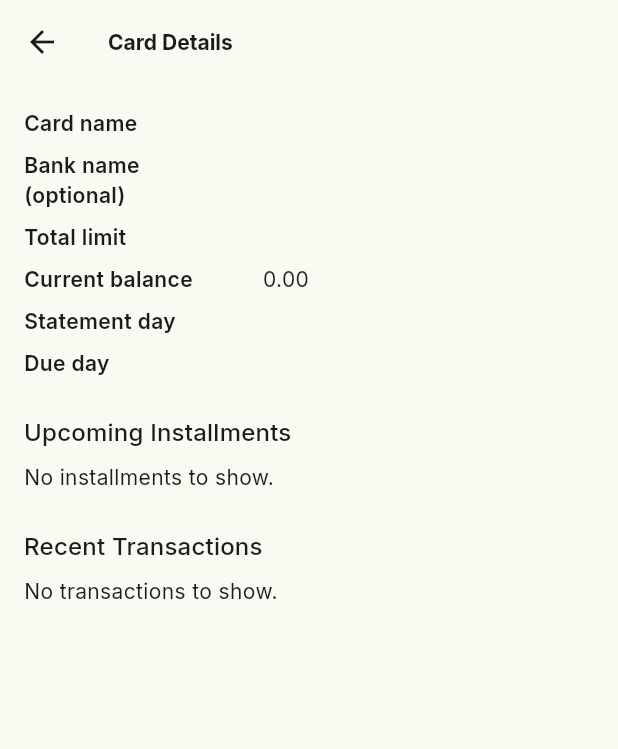
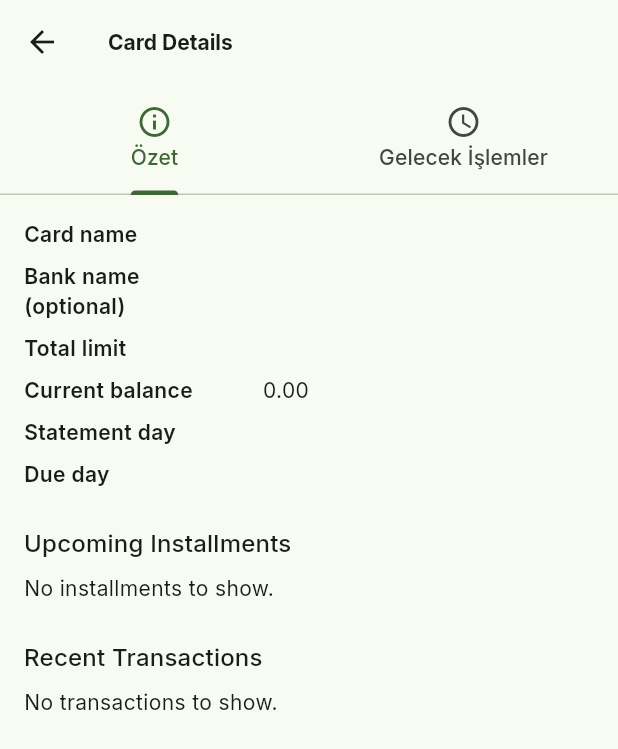
Before and after one commit to Rsuenos/Gelir_Gider, a Flutter app: the CreditCardDetailPage screen opened directly with empty values, on a phone screen of 412 x 824 dp. Shown: the top 749 px of the screen. Run offline on Flutter 3.47's test engine with Material 3 defaults, Android fonts, the phone set to English and light mode, and no system bars; our stand-ins replace easy_localization, fl_chart, flutter_riverpod, go_router, google_fonts, speech_to_text and 2 more; accounts and stored records are empty.

Commit message:
feat: Kart Detay + Gelecek İşlemler UI - Tab yapısı (Özet/Gelecek İşlemler) - Gelecek transaction'ları gösterim - Flow-based görseller (spend/payment) - Taksit bilgisi ile detaylar - upcomingTransactionsProvider ile data flow

```diff
--- a/lib/features/credit/credit_card_detail_page.dart
+++ b/lib/features/credit/credit_card_detail_page.dart
@@ -2,6 +2,7 @@ import 'package:easy_localization/easy_localization.dart';
 import 'package:flutter/material.dart';
 import 'package:flutter_riverpod/flutter_riverpod.dart';
 import 'package:gelir_gider/features/credit/data/credit_card_repository.dart';
+import 'package:gelir_gider/features/transactions/models/credit_card_transaction.dart';
 
 typedef CreditCardRecord = Map<String, dynamic>;
 typedef CreditCardDetailData = Map<String, dynamic>?;
@@ -17,10 +18,39 @@ final creditCardDetailProvider =
   },
 );
 
-class CreditCardDetailPage extends ConsumerWidget {
+// ignore: specify_nonobvious_property_types
+final upcomingTransactionsProvider =
+    FutureProvider.autoDispose.family<List<CreditCardTransaction>, String>(
+  (ref, cardId) async {
+    return CreditCardRepository.fetchUpcomingTransactions(cardId);
+  },
+);
+
+class CreditCardDetailPage extends ConsumerStatefulWidget {
   const CreditCardDetailPage({required this.cardId, super.key});
 
   final String cardId;
+
+  @override
+  ConsumerState<CreditCardDetailPage> createState() =>
+      _CreditCardDetailPageState();
+}
+
+class _CreditCardDetailPageState extends ConsumerState<CreditCardDetailPage>
+    with SingleTickerProviderStateMixin {
+  late TabController _tabController;
+
+  @override
+  void initState() {
+    super.initState();
+    _tabController = TabController(length: 2, vsync: this);
+  }
+
+  @override
+  void dispose() {
+    _tabController.dispose();
+    super.dispose();
+  }
 
   String _formatAmount(dynamic value) {
     if (value == null) return '-';
@@ -42,19 +72,41 @@ class CreditCardDetailPage extends ConsumerWidget {
   }
 
   @override
-  Widget build(BuildContext context, WidgetRef ref) {
-    final cardAsync = ref.watch(creditCardDetailProvider(cardId));
+  Widget build(BuildContext context) {
+    return DefaultTabController(
+      length: 2,
+      child: Scaffold(
+        appBar: AppBar(
+          title: Text(tr('credit.detailTitle')),
+          bottom: TabBar(
+            controller: _tabController,
+            tabs: const [
+              Tab(icon: Icon(Icons.info_outline), text: 'Özet'),
+              Tab(icon: Icon(Icons.schedule), text: 'Gelecek İşlemler'),
+            ],
+          ),
+        ),
+        body: TabBarView(
+          controller: _tabController,
+          children: [
+            // İlk Tab: Kart Özeti
+            _buildSummaryTab(),
+            // İkinci Tab: Gelecek İşlemler
+            _buildUpcomingTransactionsTab(),
+          ],
+        ),
+      ),
+    );
+  }
+
+  Widget _buildSummaryTab() {
+    final cardAsync = ref.watch(creditCardDetailProvider(widget.cardId));
 
     Future<void> refresh() async {
-      final future = ref.refresh(creditCardDetailProvider(cardId).future);
-      await future;
+      ref.refresh(creditCardDetailProvider(widget.cardId));
     }
 
-    return Scaffold(
-      appBar: AppBar(
-        title: Text(tr('credit.detailTitle')),
-      ),
-      body: RefreshIndicator(
+    return RefreshIndicator(
       onRefresh: refresh,
       child: cardAsync.when(
         data: (CreditCardDetailData data) {
@@ -144,8 +196,7 @@ class CreditCardDetailPage extends ConsumerWidget {
                     child: ListTile(
                       leading: const Icon(Icons.sync_alt_outlined),
                       title: Text(item['category']?.toString() ?? '-'),
-                        subtitle:
-                            Text(_formatDate(context, item['occurred_at'])),
+                      subtitle: Text(_formatDate(context, item['occurred_at'])),
                       trailing: Text(_formatAmount(item['amount'])),
                     ),
                   );
@@ -175,6 +226,110 @@ class CreditCardDetailPage extends ConsumerWidget {
           );
         },
       ),
+    );
+  }
+
+  Widget _buildUpcomingTransactionsTab() {
+    final upcomingAsync =
+        ref.watch(upcomingTransactionsProvider(widget.cardId));
+
+    return RefreshIndicator(
+      onRefresh: () async {
+        ref.refresh(upcomingTransactionsProvider(widget.cardId));
+      },
+      child: upcomingAsync.when(
+        data: (List<CreditCardTransaction> transactions) {
+          if (transactions.isEmpty) {
+            return ListView(
+              physics: const AlwaysScrollableScrollPhysics(),
+              padding: const EdgeInsets.all(16),
+              children: const [
+                Center(
+                  child: Column(
+                    mainAxisAlignment: MainAxisAlignment.center,
+                    children: [
+                      Icon(Icons.event_available, size: 64, color: Colors.grey),
+                      SizedBox(height: 16),
+                      Text('Gelecek işlem bulunmuyor',
+                          style: TextStyle(color: Colors.grey)),
+                    ],
+                  ),
+                ),
+              ],
+            );
+          }
+
+          return ListView.builder(
+            physics: const AlwaysScrollableScrollPhysics(),
+            padding: const EdgeInsets.all(16),
+            itemCount: transactions.length,
+            itemBuilder: (context, index) {
+              final transaction = transactions[index];
+              return Card(
+                margin: const EdgeInsets.symmetric(vertical: 8),
+                child: ListTile(
+                  leading: CircleAvatar(
+                    backgroundColor: transaction.flow == 'spend'
+                        ? Colors.red.shade100
+                        : Colors.green.shade100,
+                    child: Icon(
+                      transaction.flow == 'spend' ? Icons.remove : Icons.add,
+                      color: transaction.flow == 'spend'
+                          ? Colors.red
+                          : Colors.green,
+                    ),
+                  ),
+                  title: Text(transaction.description ?? 'İşlem'),
+                  subtitle: Column(
+                    crossAxisAlignment: CrossAxisAlignment.start,
+                    children: [
+                      Text(_formatDate(context, transaction.dueDate)),
+                      if (transaction.installmentNo != null)
+                        Text(
+                            '${transaction.installmentNo}/${transaction.installmentTotal} Taksit'),
+                    ],
+                  ),
+                  trailing: Text(
+                    _formatAmount(transaction.amount),
+                    style: TextStyle(
+                      fontWeight: FontWeight.bold,
+                      color: transaction.flow == 'spend'
+                          ? Colors.red
+                          : Colors.green,
+                    ),
+                  ),
+                  isThreeLine: transaction.installmentNo != null,
+                ),
+              );
+            },
+          );
+        },
+        loading: () => const Center(child: CircularProgressIndicator()),
+        error: (error, stack) {
+          return ListView(
+            physics: const AlwaysScrollableScrollPhysics(),
+            padding: const EdgeInsets.all(16),
+            children: [
+              Center(
+                child: Column(
+                  children: [
+                    const Icon(Icons.error, size: 64, color: Colors.red),
+                    const SizedBox(height: 16),
+                    Text('Hata: $error'),
+                    const SizedBox(height: 16),
+                    ElevatedButton(
+                      onPressed: () {
+                        ref.refresh(
+                            upcomingTransactionsProvider(widget.cardId));
+                      },
+                      child: const Text('Tekrar Dene'),
+                    ),
+                  ],
+                ),
+              ),
+            ],
+          );
+        },
       ),
     );
   }
```
Lines whose indentation alone changed are shown as unchanged.
